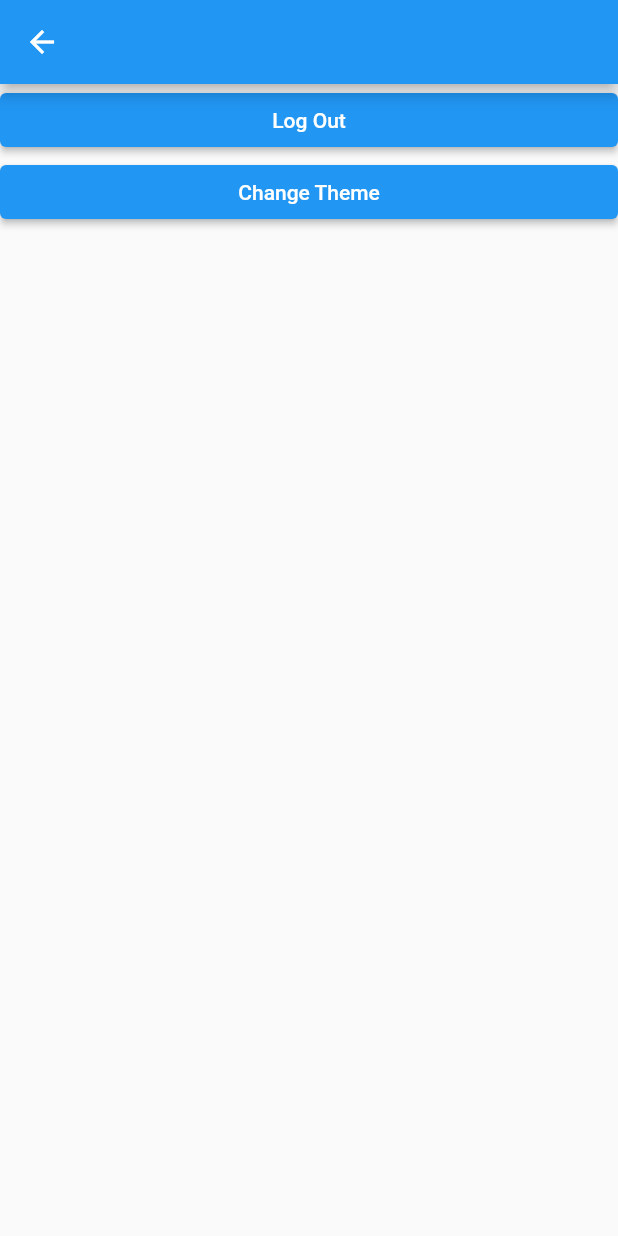
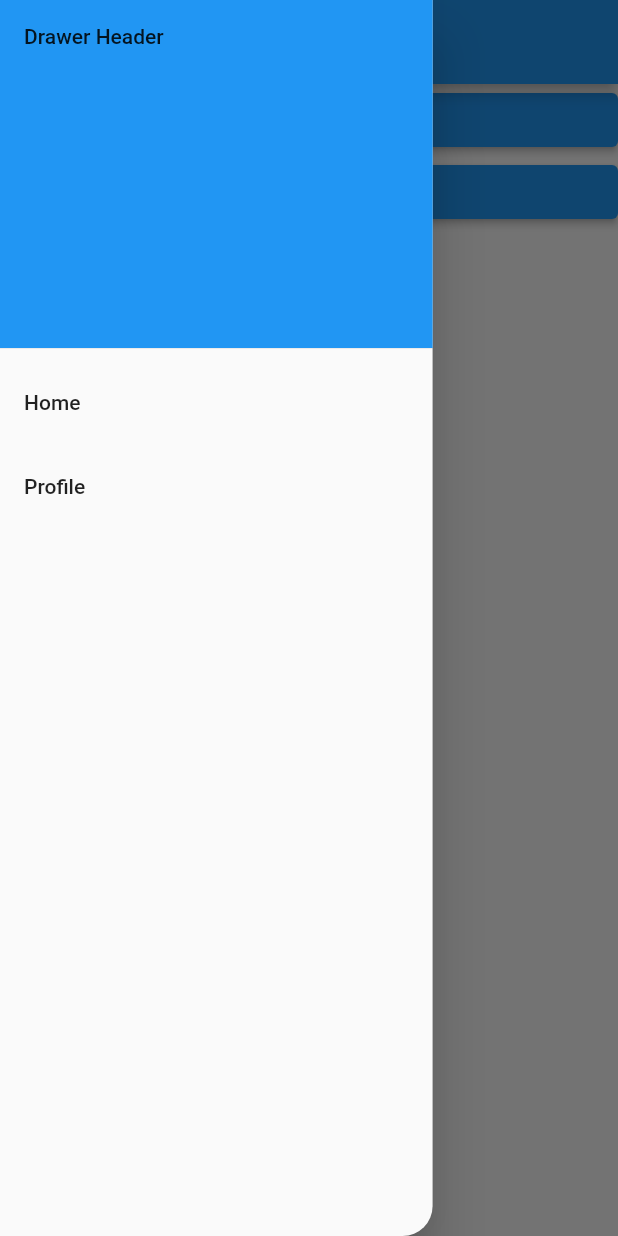
Before and after one commit to andpall/flutter-module-app, a Flutter app: the HomeScreen screen opened by its route, with the side drawer open (before the commit the screen has no drawer), on a phone screen of 412 x 824 dp. Run offline on Flutter 3.47's test engine with Material 2 defaults, Android fonts, the phone set to English and light mode, and no system bars; our stand-ins replace firebase_auth, firebase_core, google_sign_in, shared_preferences; accounts and stored records are empty; generated files the repository leaves out were written again; network calls fail.

Commit message:
template for drawer and profile

```diff
--- a/lib/constants/appRoutes.dart
+++ b/lib/constants/appRoutes.dart
@@ -1,4 +1,5 @@
 class AppRoutes {
   static const String authRoute = '/auth';
   static const String homeRoute = '/home';
+  static const String profileRoute = '/profile';
 }
--- /dev/null
+++ b/lib/core/navigator/drawer.dart
@@ -0,0 +1,60 @@
+import 'package:flutter/cupertino.dart';
+import 'package:flutter/material.dart';
+import 'package:flutter_mod_app/constants/appRoutes.dart';
+
+class DrawerNavigator extends StatefulWidget {
+  const DrawerNavigator({Key? key}) : super(key: key);
+
+  @override
+  State<DrawerNavigator> createState() => _DrawerNavigatorState();
+}
+
+class _DrawerNavigatorState extends State<DrawerNavigator> {
+  @override
+  Widget build(BuildContext context) {
+    return Drawer(
+      width: MediaQuery.of(context).size.width * 0.7,
+      shape: const RoundedRectangleBorder(
+        borderRadius: BorderRadius.only(bottomRight: Radius.circular(20)),
+      ),
+      child: ListView(
+        // Important: Remove any padding from the ListView.
+        padding: EdgeInsets.zero,
+        children: [
+          const SizedBox(
+            height: 240,
+            child: DrawerHeader(
+              decoration: BoxDecoration(
+                color: Colors.blue,
+              ),
+              child: Text('Drawer Header'),
+            ),
+          ),
+          _CustomListTile(AppRoutes.homeRoute, "Home"),
+          _CustomListTile(AppRoutes.profileRoute, "Profile"),
+        ],
+      ),
+    );
+  }
+}
+
+class _CustomListTile extends StatelessWidget {
+  String? title;
+  String routeName;
+  Icon? icon;
+
+  _CustomListTile(this.routeName, [this.title, this.icon]);
+
+  @override
+  Widget build(BuildContext context) {
+    void _onTap() {
+      Navigator.pop(context);
+      Navigator.of(context).pushNamed(routeName);
+    }
+
+    return ListTile(
+      title: Text(title ?? routeName),
+      onTap: _onTap,
+    );
+  }
+}
--- a/lib/core/navigator/navigator.dart
+++ b/lib/core/navigator/navigator.dart
@@ -2,6 +2,7 @@ import 'package:flutter/material.dart';
 import 'package:flutter_mod_app/constants/appRoutes.dart';
 import 'package:flutter_mod_app/view/screens/auth/authScreen.dart';
 import 'package:flutter_mod_app/view/screens/home/homeScreen.dart';
+import 'package:flutter_mod_app/view/screens/profile/profile.dart';
 
 class AppRouter {
   static MaterialPageRoute? onGenerateRoute(RouteSettings settings) {
@@ -24,6 +25,15 @@ class AppRouter {
             },
           );
         }
+      case (AppRoutes.profileRoute):
+        {
+          return MaterialPageRoute(
+            settings: const RouteSettings(name: AppRoutes.profileRoute),
+            builder: (context) {
+              return const ProfileScreen();
+            },
+          );
+        }
       default:
         {
           break;
--- a/lib/view/screens/home/homeScreen.dart
+++ b/lib/view/screens/home/homeScreen.dart
@@ -1,5 +1,6 @@
 import 'package:flutter/material.dart';
 import 'package:flutter_mod_app/constants/appRoutes.dart';
+import 'package:flutter_mod_app/core/navigator/drawer.dart';
 import 'package:flutter_mod_app/core/stateProviders/auth.dart';
 import 'package:provider/provider.dart';
 
@@ -37,6 +38,7 @@ class _HomeScreen extends State<HomeScreen> {
     }
 
     return Scaffold(
+        drawer: const DrawerNavigator(),
         appBar: AppBar(
           title: Text(email ?? ""),
         ),
```
Also changed, not shown: lib/view/screens/profile/profile.dart (added, +125 -0 lines).
